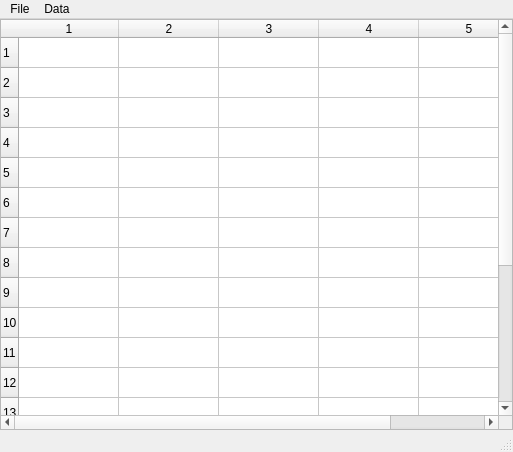
Above: octavvs/mcr/table_ui.ui from ctroein/octavvs before the change. Below: the same form after it.
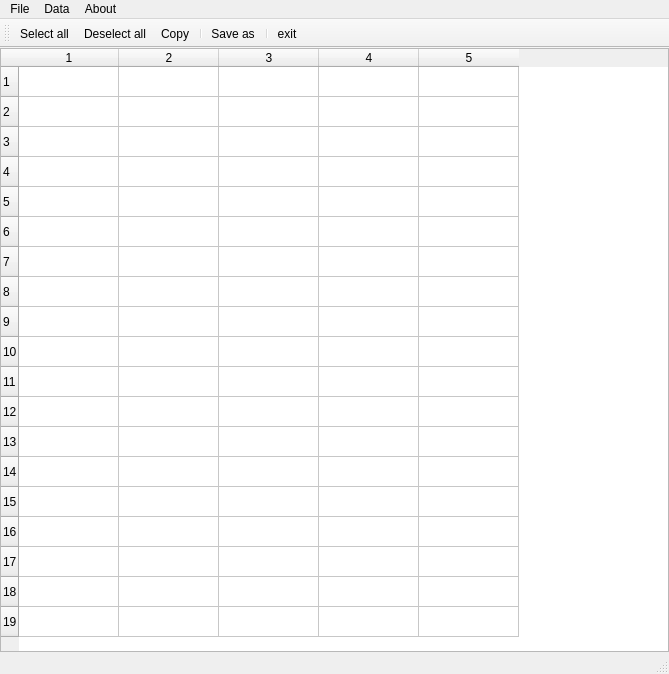
That is the form after the change. Icons and pictures are not drawn.

Commit message:
Added ICon + About + src file + table view edited
Next to do Save table

The edit to the form file:
```diff
--- a/octavvs/mcr/table_ui.ui
+++ b/octavvs/mcr/table_ui.ui
@@ -6,8 +6,8 @@
    <rect>
     <x>0</x>
     <y>0</y>
-    <width>513</width>
-    <height>452</height>
+    <width>669</width>
+    <height>674</height>
    </rect>
   </property>
   <property name="windowTitle">
@@ -68,7 +68,7 @@
     <rect>
      <x>0</x>
      <y>0</y>
-     <width>513</width>
+     <width>669</width>
      <height>21</height>
     </rect>
    </property>
@@ -87,10 +87,35 @@
     <addaction name="actionDeselect_all"/>
     <addaction name="actionCopy"/>
    </widget>
+   <widget class="QMenu" name="menuAbout">
+    <property name="title">
+     <string>About</string>
+    </property>
+    <addaction name="actionabout"/>
+   </widget>
    <addaction name="menuFile"/>
    <addaction name="menuData"/>
+   <addaction name="menuAbout"/>
   </widget>
   <widget class="QStatusBar" name="statusbar"/>
+  <widget class="QToolBar" name="toolBar">
+   <property name="windowTitle">
+    <string>toolBar</string>
+   </property>
+   <attribute name="toolBarArea">
+    <enum>TopToolBarArea</enum>
+   </attribute>
+   <attribute name="toolBarBreak">
+    <bool>false</bool>
+   </attribute>
+   <addaction name="actionSelect_all"/>
+   <addaction name="actionDeselect_all"/>
+   <addaction name="actionCopy"/>
+   <addaction name="separator"/>
+   <addaction name="actionSave_as"/>
+   <addaction name="separator"/>
+   <addaction name="actionClose"/>
+  </widget>
   <action name="actionSave_as">
    <property name="text">
     <string>Save as</string>
```
Left out of the diff: 33 changed lines with no effect on the pictures. The commit also changes 17 other files.
